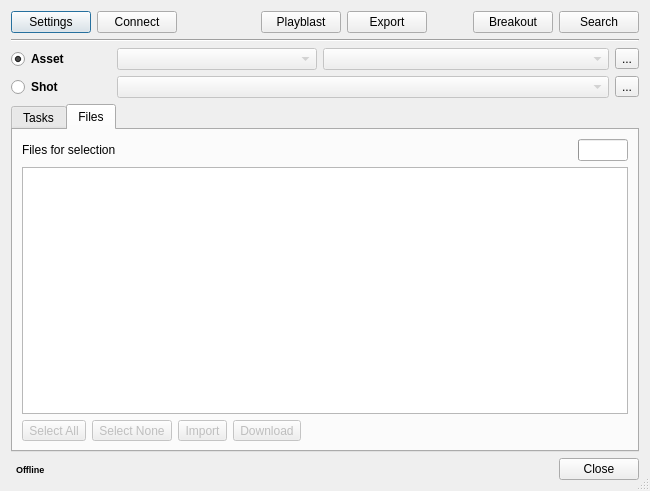
First picture: the form in module/wildchildanimation/gui/forms/maya/swing_desktop.ui, repository dearyangyu/swing, before the edit.
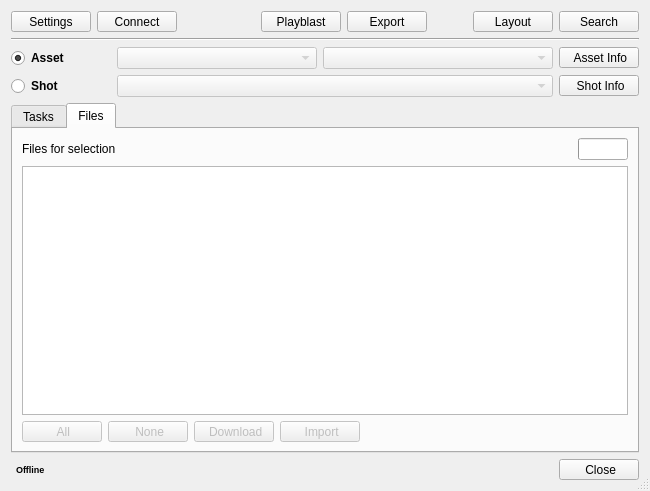
Second picture: the form after the edit. The open tabs and pages were chosen to show the change.

Patch:
```diff
--- a/module/wildchildanimation/gui/forms/maya/swing_desktop.ui
+++ b/module/wildchildanimation/gui/forms/maya/swing_desktop.ui
@@ -20,7 +20,13 @@
    <item>
     <layout class="QHBoxLayout" name="connectionLayout">
      <item>
-      <widget class="QPushButton" name="pushButtonSettings">
+      <widget class="QToolButton" name="toolButtonSettings">
+       <property name="minimumSize">
+        <size>
+         <width>80</width>
+         <height>0</height>
+        </size>
+       </property>
        <property name="toolTip">
         <string>Open connection settings</string>
        </property>
@@ -30,7 +36,13 @@
       </widget>
      </item>
      <item>
-      <widget class="QPushButton" name="pushButtonConnect">
+      <widget class="QToolButton" name="toolButtonConnect">
+       <property name="minimumSize">
+        <size>
+         <width>80</width>
+         <height>0</height>
+        </size>
+       </property>
        <property name="toolTip">
         <string>Connect or reconnect to Treehouse</string>
        </property>
@@ -59,7 +71,13 @@
       </spacer>
      </item>
      <item>
-      <widget class="QPushButton" name="pushButtonPlayblast">
+      <widget class="QToolButton" name="toolButtonPlayblast">
+       <property name="minimumSize">
+        <size>
+         <width>80</width>
+         <height>0</height>
+        </size>
+       </property>
        <property name="toolTip">
         <string>Open DCC Playblast</string>
        </property>
@@ -69,7 +87,13 @@
       </widget>
      </item>
      <item>
-      <widget class="QPushButton" name="pushButtonExport">
+      <widget class="QToolButton" name="toolButtonExport">
+       <property name="minimumSize">
+        <size>
+         <width>80</width>
+         <height>0</height>
+        </size>
+       </property>
        <property name="toolTip">
         <string>Open DCC Export</string>
        </property>
@@ -98,17 +122,29 @@
       </spacer>
      </item>
      <item>
-      <widget class="QPushButton" name="pushButtonBreakout">
+      <widget class="QToolButton" name="toolButtonLayout">
+       <property name="minimumSize">
+        <size>
+         <width>80</width>
+         <height>0</height>
+        </size>
+       </property>
        <property name="toolTip">
         <string>Open Shot Breakout</string>
        </property>
        <property name="text">
-        <string>Breakout</string>
+        <string>Layout</string>
        </property>
       </widget>
      </item>
      <item>
-      <widget class="QPushButton" name="pushButtonSearchFiles">
+      <widget class="QToolButton" name="toolButtonSearchFiles">
+       <property name="minimumSize">
+        <size>
+         <width>80</width>
+         <height>0</height>
+        </size>
+       </property>
        <property name="toolTip">
         <string>Search for files</string>
        </property>
@@ -215,11 +251,20 @@
        <property name="enabled">
         <bool>true</bool>
        </property>
+       <property name="minimumSize">
+        <size>
+         <width>80</width>
+         <height>0</height>
+        </size>
+       </property>
        <property name="toolTip">
         <string>Open Asset Information</string>
        </property>
        <property name="text">
-        <string>...</string>
+        <string> Asset Info</string>
+       </property>
+       <property name="toolButtonStyle">
+        <enum>Qt::ToolButtonTextBesideIcon</enum>
        </property>
       </widget>
      </item>
@@ -285,11 +330,20 @@
        <property name="enabled">
         <bool>true</bool>
        </property>
+       <property name="minimumSize">
+        <size>
+         <width>80</width>
+         <height>0</height>
+        </size>
+       </property>
        <property name="toolTip">
         <string>Open Shot Information</string>
        </property>
        <property name="text">
-        <string>...</string>
+        <string> Shot Info</string>
+       </property>
+       <property name="toolButtonStyle">
+        <enum>Qt::ToolButtonTextBesideIcon</enum>
        </property>
       </widget>
      </item>
@@ -465,8 +519,17 @@
                <property name="enabled">
                 <bool>false</bool>
                </property>
+               <property name="minimumSize">
+                <size>
+                 <width>80</width>
+                 <height>0</height>
+                </size>
+               </property>
                <property name="text">
-                <string>Select All</string>
+                <string> All</string>
+               </property>
+               <property name="toolButtonStyle">
+                <enum>Qt::ToolButtonTextBesideIcon</enum>
                </property>
               </widget>
              </item>
@@ -475,21 +538,17 @@
                <property name="enabled">
                 <bool>false</bool>
                </property>
-               <property name="text">
-                <string>Select None</string>
+               <property name="minimumSize">
+                <size>
+                 <width>80</width>
+                 <height>0</height>
+                </size>
                </property>
-              </widget>
-             </item>
-             <item>
-              <widget class="QToolButton" name="toolButtonImport">
-               <property name="enabled">
-                <bool>false</bool>
-               </property>
                <property name="text">
-                <string>Import</string>
+                <string> None</string>
                </property>
-               <property name="shortcut">
-                <string>Alt+I</string>
+               <property name="toolButtonStyle">
+                <enum>Qt::ToolButtonTextBesideIcon</enum>
                </property>
               </widget>
              </item>
@@ -498,12 +557,43 @@
                <property name="enabled">
                 <bool>false</bool>
                </property>
+               <property name="minimumSize">
+                <size>
+                 <width>80</width>
+                 <height>0</height>
+                </size>
+               </property>
                <property name="text">
-                <string>Download</string>
+                <string> Download</string>
                </property>
                <property name="shortcut">
                 <string>Alt+D</string>
                </property>
+               <property name="toolButtonStyle">
+                <enum>Qt::ToolButtonTextBesideIcon</enum>
+               </property>
+              </widget>
+             </item>
+             <item>
+              <widget class="QToolButton" name="toolButtonImport">
+               <property name="enabled">
+                <bool>false</bool>
+               </property>
+               <property name="minimumSize">
+                <size>
+                 <width>80</width>
+                 <height>0</height>
+                </size>
+               </property>
+               <property name="text">
+                <string> Import</string>
+               </property>
+               <property name="shortcut">
+                <string>Alt+I</string>
+               </property>
+               <property name="toolButtonStyle">
+                <enum>Qt::ToolButtonTextBesideIcon</enum>
+               </property>
               </widget>
              </item>
              <item>
@@ -577,9 +667,15 @@
       </spacer>
      </item>
      <item>
-      <widget class="QPushButton" name="pushButtonClose">
+      <widget class="QToolButton" name="toolButtonClose">
+       <property name="minimumSize">
+        <size>
+         <width>80</width>
+         <height>0</height>
+        </size>
+       </property>
        <property name="text">
-        <string>Close</string>
+        <string> Close</string>
        </property>
       </widget>
      </item>
```
Left out of the diff: 40 changed lines with no effect on the pictures.
